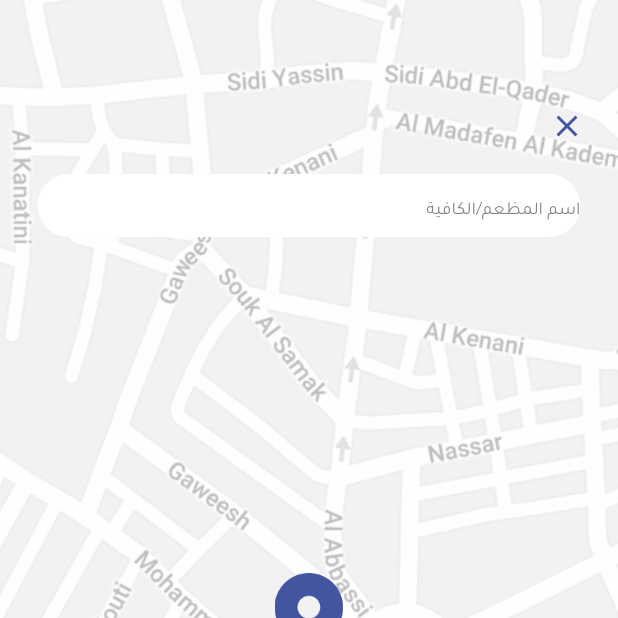
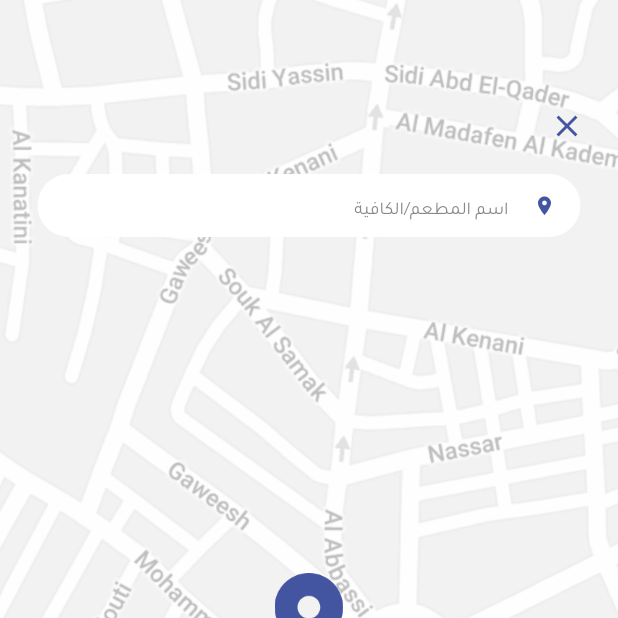
Before and after one commit to MaiElhady55/Tawla-App-UI, a Flutter app: the LocationScreen screen opened by its route, on a phone screen of 412 x 824 dp, the top half of it. Run offline on Flutter 3.47's test engine with Material 2 defaults, Android fonts, the light colour scheme and no system bars; our stand-ins replace easy_splash_screen, percent_indicator, pin_code_fields.

Commit message:
add edits

```diff
--- a/lib/screens/LocationScreen.dart
+++ b/lib/screens/LocationScreen.dart
@@ -44,10 +44,10 @@ class LocationScreen extends StatelessWidget {
                                     )),
                               ),
                               CustomTextField(
-                                hintText: 'اسم المظعم/الكافية',
+                                hintText: 'اسم المطعم/الكافية',
                                 textType: TextInputType.text,
                                 height: 42,
-                                contentPadding: EdgeInsets.all(0),
+                                contentPadding: EdgeInsets.zero,
                                 prefixIcon: Icon(Icons.location_on,color: AppColors.MAIN,size: 15,),
                               )
                             ],
--- a/lib/widgets/CustomTextField.dart
+++ b/lib/widgets/CustomTextField.dart
@@ -50,6 +50,7 @@ class CustomTextField extends StatelessWidget {
                 borderRadius: BorderRadius.circular(30),
                 borderSide: BorderSide.none),
             suffixIcon: icon,
+            prefixIcon: prefixIcon
           ),
         ),
       ),
```
